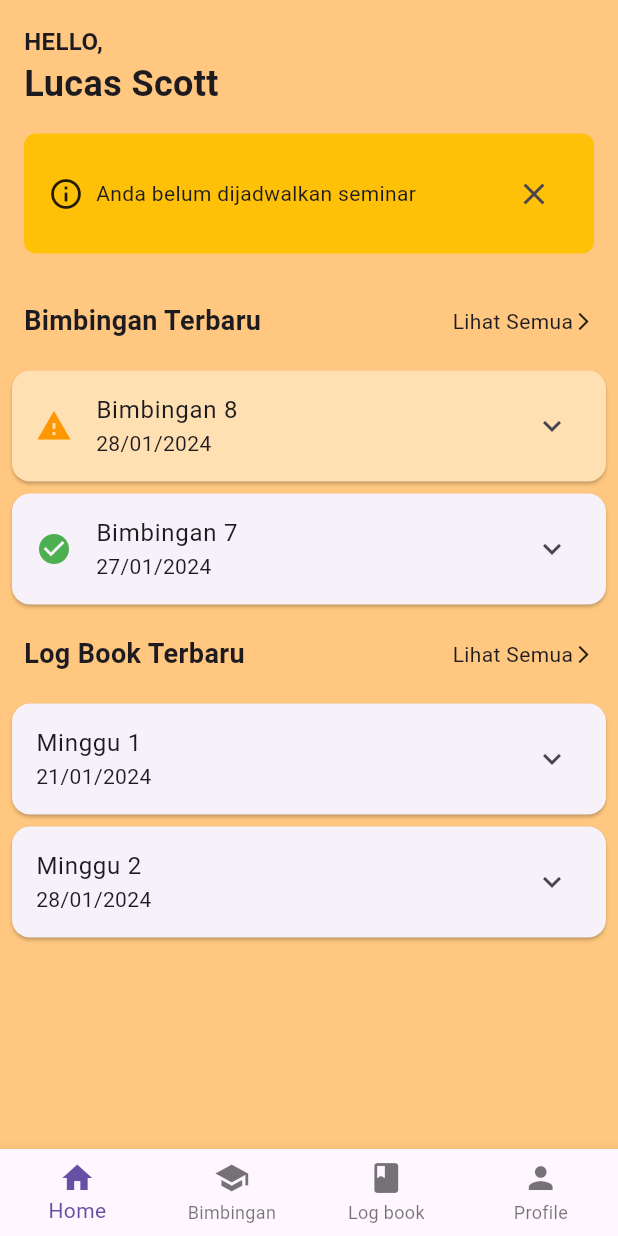
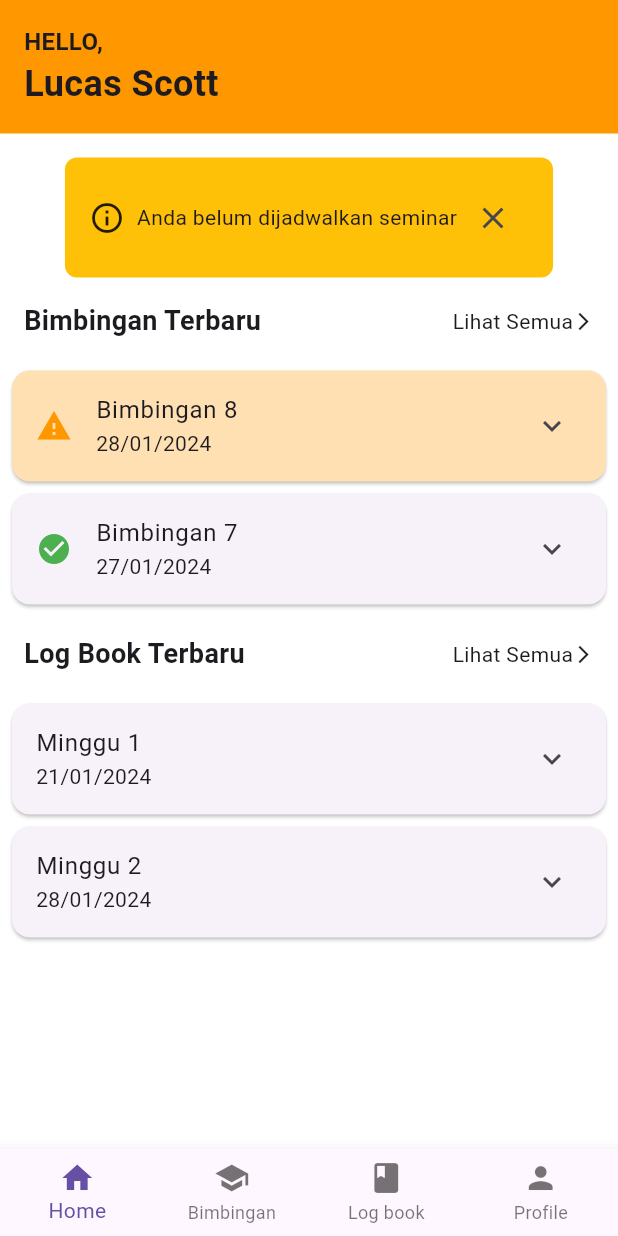
Before and after one commit to Kevin5621/Sitama, a Flutter app: the MHomePage screen opened directly, on a phone screen of 412 x 824 dp. Run offline on Flutter 3.47's test engine with Material 3 defaults, Android fonts, the light colour scheme and no system bars.

Commit message:
Home Mahasiswa Edit

```diff
--- a/lib/pages/m_home_page.dart
+++ b/lib/pages/m_home_page.dart
@@ -48,40 +48,51 @@ class _HomeContent extends StatelessWidget {
   @override
   Widget build(BuildContext context) {
     return Container(
-      decoration: BoxDecoration(
-        color: Colors.orange.withOpacity(0.5),
+      decoration: const BoxDecoration(
+        color: Colors.white,
       ),
       child: SafeArea(
         child: CustomScrollView(
           slivers: [
             SliverToBoxAdapter(
-              child: Padding(
-                padding: const EdgeInsets.all(16.0),
               child: Column(
                 crossAxisAlignment: CrossAxisAlignment.start,
                 children: [
-                    const Text(
+                  Container(
+                    width: double.infinity,
+                    padding: const EdgeInsets.all(16.0),
+                    decoration: const BoxDecoration(
+                      color: Colors.orange,
+                    ),
+                    child: const Column (
+                      crossAxisAlignment: CrossAxisAlignment.start,
+                      children: [
+                        Text(
                           'HELLO,',
                           style: TextStyle(
                             fontSize: 16,
                             fontWeight: FontWeight.bold,
                           ),
                         ),
-                    const Text(
+                        Text(
                           'Lucas Scott',
                           style: TextStyle(
                             fontSize: 24,
                             fontWeight: FontWeight.bold,
                           ),
                         ),
-                    const SizedBox(height: 16),
-                    NotificationWidget(
-                      onClose: () {
-                        // Implement notification close functionality
+                      ],
+                    ),
+                  ),
+                  const SizedBox(height:16),
+                  Container(
+                    color: Colors.white,
+                    child: NotificationWidget(
+                      onClose:(){
                       },
                     ),
+                  ),
                 ],
-                ),
               ),
             ),
             SliverToBoxAdapter(
@@ -157,7 +168,15 @@ class _HomeContent extends StatelessWidget {
                 ),
               ),
             ),
-            SliverList(
+            newloogbook(),
+          ],
+        ),
+      ),
+    );
+  }
+
+  SliverList newloogbook() {
+    return SliverList(
             delegate: SliverChildBuilderDelegate(
               (context, index) => LogBookItemWidget(
                 item: LogBookItem(
@@ -171,10 +190,6 @@ class _HomeContent extends StatelessWidget {
               ),
               childCount: 2,
             ),
-            ),
-          ],
-        ),
-      ),
           );
   }
 }
@@ -186,7 +201,9 @@ class NotificationWidget extends StatelessWidget {
 
 @override
 Widget build(BuildContext context) {
-    return Container(
+  return Center(
+    child: IntrinsicWidth(
+      child: Container(
         padding: const EdgeInsets.all(16),
         decoration: BoxDecoration(
           color: Colors.amber,
@@ -196,15 +213,18 @@ class NotificationWidget extends StatelessWidget {
           children: [
             const Icon(Icons.info_outline),
             const SizedBox(width: 8),
-          const Expanded(child: Text('Anda belum dijadwalkan seminar')),
+            const Text('Anda belum dijadwalkan seminar'),
             IconButton(
               icon: const Icon(Icons.close),
               onPressed: onClose,
             ),
           ],
         ),
+      ),
+    ),
   );
 }
+
 }
 
 enum BimbinganStatus { revisi, pending, approved }
```
Lines whose indentation alone changed are shown as unchanged.
